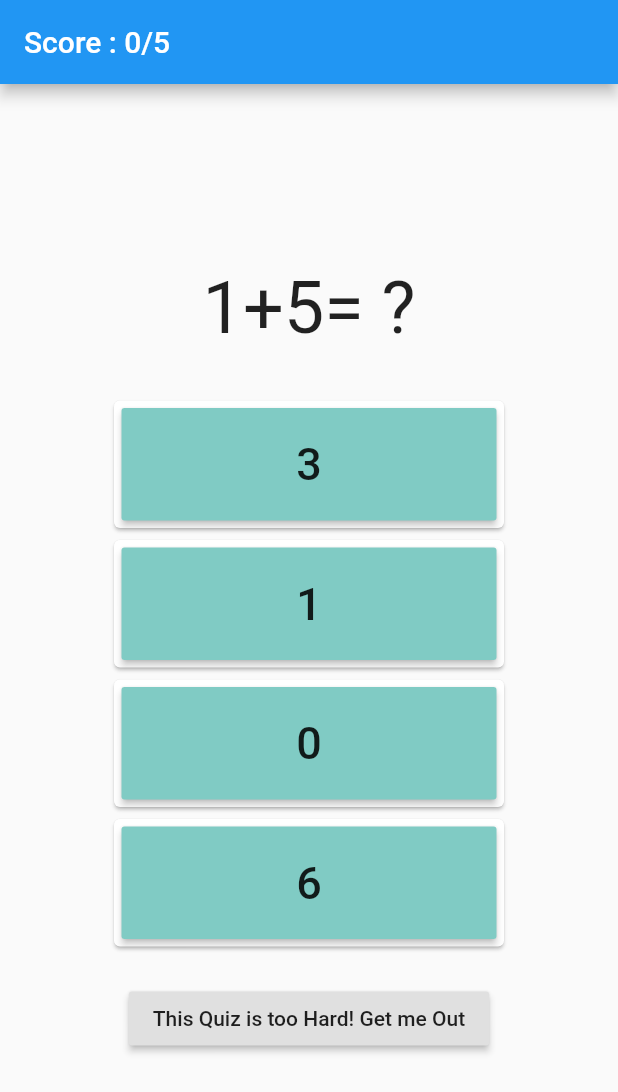
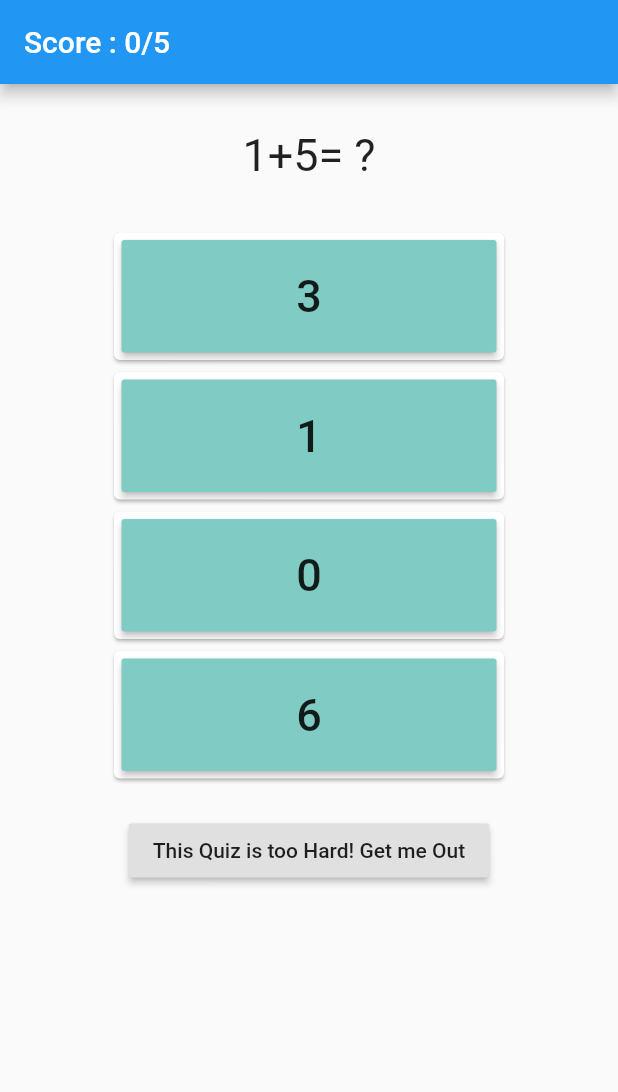
Before and after one commit to souless94/flutter, a Flutter app: the screen it shows after launch, after a tap on "Easy", on a phone screen of 412 x 824 dp. Shown: the top 1092 px of the screen. Run offline on Flutter 3.47's test engine with Material 2 defaults, Android fonts, the phone set to English and light mode, and no system bars; drawn by our look-alikes of auto_size_text.

```diff
--- a/flutter_pp_comp/lib/quiz.dart
+++ b/flutter_pp_comp/lib/quiz.dart
@@ -1,4 +1,5 @@
 import 'package:flutter/material.dart';
+import 'package:auto_size_text/auto_size_text.dart';
 import './questions.dart';
 import './results.dart';
 
@@ -20,8 +21,13 @@ class QuizState extends State<Quiz> {
   int score = 0;
 
   QuizState(this.mode) {
-    _db.addQuestion("1+1= ?", "2", ["2", "3", "0", "1"], "Easy");
-    _db.addQuestion("1+2= ?", "3", ["3", "3", "0", "1"], "Easy");
+    _db.addQuestion(
+        "When was Flutter alpha version first released?",
+        "May 2017",
+        ["May 2017", "July 2018", "Mar 2017", "January 2017"],
+        "Easy");
+    _db.addQuestion(
+        "Fl_tter. Fill in the alphabet", "u", ["u", "a", "e", "z"], "Easy");
     _db.addQuestion("1+3= ?", "4", ["4", "3", "0", "1"], "Easy");
     _db.addQuestion("1+4= ?", "5", ["5", "3", "0", "1"], "Easy");
     _db.addQuestion("1+5= ?", "6", ["6", "3", "0", "1"], "Easy");
@@ -51,14 +57,14 @@ class QuizState extends State<Quiz> {
               title: Text("Score : $score/5"),
             ),
             body: Center(
-                child: Column(
+                child: ListView(children: [
+                  SizedBox(height: 30),
+              Column(
                   mainAxisAlignment: MainAxisAlignment.center,
                   mainAxisSize: MainAxisSize.max,
                   children: [
-                  Text(
-                    currentQuestion.theQuestion,
-                    style: TextStyle(fontSize: 48),
-                  ),
+                    AutoSizeText(currentQuestion.theQuestion,
+                        minFontSize: 30, textAlign: TextAlign.center),
                     SizedBox(height: 30),
                     Column(
                       children: currentQuestion
@@ -76,7 +82,8 @@ class QuizState extends State<Quiz> {
                                               color: Colors.teal[200],
                                               onPressed: () {
                                                 if (index == 4) {
-                                                bool isCorrect = currentQuestion
+                                                  bool isCorrect =
+                                                      currentQuestion
                                                           .isCorrect(element);
                                                   if (isCorrect) {
                                                     score++;
@@ -90,7 +97,8 @@ class QuizState extends State<Quiz> {
                                                                   this.score)));
                                                 }
                                                 setState(() {
-                                                bool isCorrect = currentQuestion
+                                                  bool isCorrect =
+                                                      currentQuestion
                                                           .isCorrect(element);
                                                   if (isCorrect) {
                                                     score++;
@@ -100,10 +108,9 @@ class QuizState extends State<Quiz> {
                                                       questionlist[index];
                                                 });
                                               },
-                                            child: Text(
-                                              element,
-                                              style: TextStyle(fontSize: 30),
-                                            )))
+                                              child: AutoSizeText(element,
+                                                  minFontSize: 30,
+                                                  textAlign: TextAlign.center)))
                                     ],
                                   ),
                                 )),
@@ -116,6 +123,7 @@ class QuizState extends State<Quiz> {
                           Navigator.pop(context);
                         },
                         child: Text("This Quiz is too Hard! Get me Out"))
+                  ])
             ]))));
   }
 }
--- a/flutter_pp_comp/pubspec.yaml
+++ b/flutter_pp_comp/pubspec.yaml
@@ -20,6 +20,7 @@ dependencies:
   flutter:
     sdk: flutter
   url_launcher: ^5.0.2
+  auto_size_text: ^1.1.2
 
   # The following adds the Cupertino Icons font to your application.
   # Use with the CupertinoIcons class for iOS style icons.
```
Also changed, not shown: flutter_pp_comp/pubspec.lock. Lines whose indentation alone changed are shown as unchanged.
